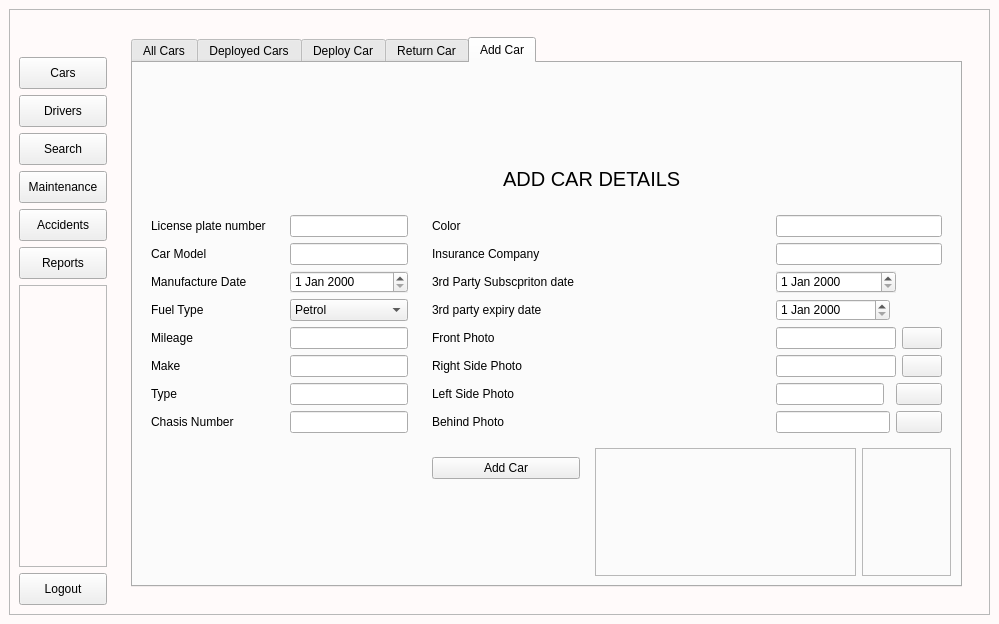
The window that loginui.ui (Aula72/fleetmanagementsystem) describes before a commit, drawn with Qt 5.
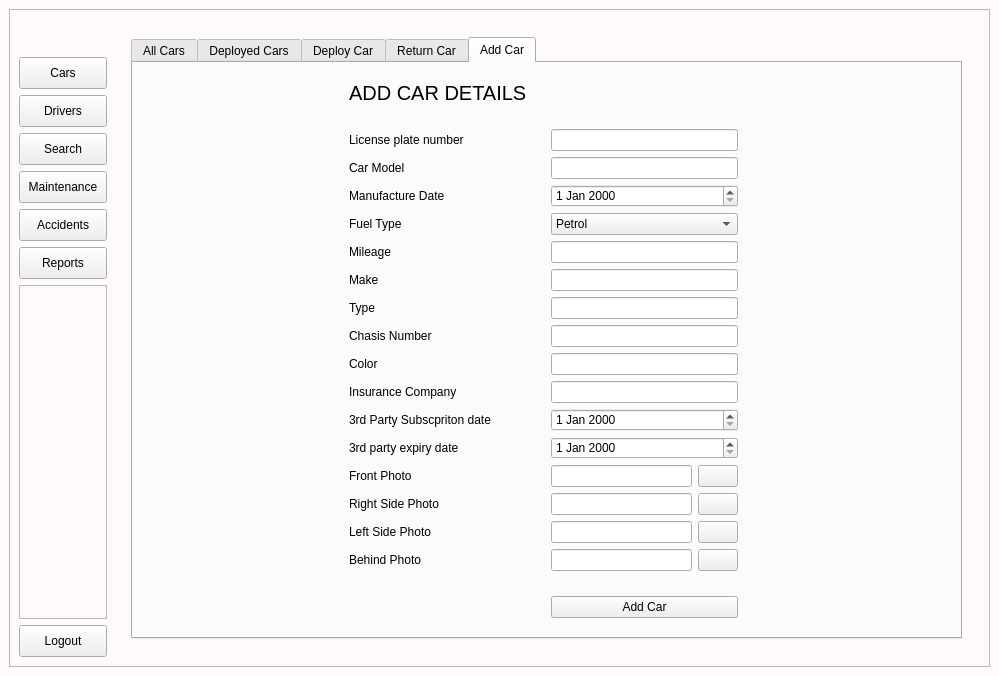
The same window after the commit. The open tabs and pages were chosen to show the change. Icons and pictures are not drawn.

The edit to the form file:
```diff
--- a/loginui.ui
+++ b/loginui.ui
@@ -7,7 +7,7 @@
     <x>0</x>
     <y>0</y>
     <width>999</width>
-    <height>624</height>
+    <height>670</height>
    </rect>
   </property>
   <property name="windowTitle">
@@ -1253,6 +1253,98 @@
                               </property>
                              </spacer>
                             </item>
+                            <item row="0" column="1">
+                             <widget class="QFrame" name="frame_103">
+                              <property name="frameShape">
+                               <enum>QFrame::StyledPanel</enum>
+                              </property>
+                              <property name="frameShadow">
+                               <enum>QFrame::Raised</enum>
+                              </property>
+                              <layout class="QGridLayout" name="gridLayout_91">
+                               <item row="0" column="0">
+                                <widget class="QFrame" name="frame_89">
+                                 <property name="frameShape">
+                                  <enum>QFrame::StyledPanel</enum>
+                                 </property>
+                                 <property name="frameShadow">
+                                  <enum>QFrame::Raised</enum>
+                                 </property>
+                                 <layout class="QGridLayout" name="gridLayout_35">
+                                  <item row="4" column="0">
+                                   <widget class="QLabel" name="label_89">
+                                    <property name="text">
+                                     <string>Return Date</string>
+                                    </property>
+                                   </widget>
+                                  </item>
+                                  <item row="1" column="0">
+                                   <widget class="QLabel" name="label_69">
+                                    <property name="text">
+                                     <string>Drive Number</string>
+                                    </property>
+                                   </widget>
+                                  </item>
+                                  <item row="3" column="0">
+                                   <widget class="QLabel" name="label_71">
+                                    <property name="text">
+                                     <string>Destination</string>
+                                    </property>
+                                   </widget>
+                                  </item>
+                                  <item row="5" column="0">
+                                   <widget class="QLabel" name="label_70">
+                                    <property name="text">
+                                     <string>Fuel Card Number</string>
+                                    </property>
+                                   </widget>
+                                  </item>
+                                  <item row="0" column="0">
+                                   <widget class="QLabel" name="label_74">
+                                    <property name="text">
+                                     <string>License Number</string>
+                                    </property>
+                                   </widget>
+                                  </item>
+                                  <item row="2" column="0">
+                                   <widget class="QLabel" name="label_72">
+                                    <property name="text">
+                                     <string>Origin</string>
+                                    </property>
+                                   </widget>
+                                  </item>
+                                  <item row="6" column="0">
+                                   <widget class="QLabel" name="label_91">
+                                    <property name="text">
+                                     <string>Litres of Fuel</string>
+                                    </property>
+                                   </widget>
+                                  </item>
+                                 </layout>
+                                </widget>
+                               </item>
+                               <item row="10" column="0" alignment="Qt::AlignTop">
+                                <widget class="QFrame" name="frame_57">
+                                 <property name="frameShape">
+                                  <enum>QFrame::StyledPanel</enum>
+                                 </property>
+                                 <property name="frameShadow">
+                                  <enum>QFrame::Raised</enum>
+                                 </property>
+                                 <layout class="QGridLayout" name="gridLayout_37">
+                                  <item row="0" column="0">
+                                   <widget class="QLabel" name="label_75">
+                                    <property name="text">
+                                     <string>Deployment Description</string>
+                                    </property>
+                                   </widget>
+                                  </item>
+                                 </layout>
+                                </widget>
+                               </item>
+                              </layout>
+                             </widget>
+                            </item>
                            </layout>
                           </widget>
                          </item>
@@ -1573,112 +1665,246 @@
                       <string>Add Car</string>
                      </attribute>
                      <layout class="QGridLayout" name="gridLayout_33">
-                      <item row="2" column="3" colspan="2" alignment="Qt::AlignTop">
-                       <widget class="QWidget" name="widget_17" native="true">
-                        <layout class="QGridLayout" name="gridLayout_34">
+                      <item row="1" column="1">
+                       <widget class="QWidget" name="widget_11" native="true">
+                        <layout class="QGridLayout" name="gridLayout_38">
+                         <item row="5" column="0">
+                          <widget class="QLabel" name="label_27">
+                           <property name="text">
+                            <string>Make</string>
+                           </property>
+                          </widget>
+                         </item>
+                         <item row="3" column="0">
+                          <widget class="QLabel" name="label_25">
+                           <property name="text">
+                            <string>Fuel Type</string>
+                           </property>
+                          </widget>
+                         </item>
+                         <item row="2" column="0">
+                          <widget class="QLabel" name="label_24">
+                           <property name="text">
+                            <string>Manufacture Date</string>
+                           </property>
+                          </widget>
+                         </item>
+                         <item row="6" column="0">
+                          <widget class="QLabel" name="label_28">
+                           <property name="text">
+                            <string>Type</string>
+                           </property>
+                          </widget>
+                         </item>
+                         <item row="1" column="0">
+                          <widget class="QLabel" name="label_23">
+                           <property name="text">
+                            <string>Car Model</string>
+                           </property>
+                          </widget>
+                         </item>
                          <item row="0" column="0">
-                          <widget class="QPushButton" name="addcar">
-                           <property name="autoFillBackground">
-                            <bool>true</bool>
+                          <widget class="QLabel" name="label_22">
+                           <property name="text">
+                            <string>License plate number</string>
                            </property>
+                          </widget>
+                         </item>
+                         <item row="4" column="0">
+                          <widget class="QLabel" name="label_26">
                            <property name="text">
-                            <string>Add Car</string>
+                            <string>Mileage</string>
                            </property>
                           </widget>
                          </item>
-                        </layout>
-                       </widget>
-                      </item>
-                      <item row="1" column="3" colspan="3">
-                       <widget class="QWidget" name="widget_13" native="true">
-                        <layout class="QGridLayout" name="gridLayout_35">
-                         <item row="0" column="0" alignment="Qt::AlignVCenter">
+                         <item row="13" column="0">
+                          <widget class="QLabel" name="label_19">
+                           <property name="text">
+                            <string>Right Side Photo</string>
+                           </property>
+                          </widget>
+                         </item>
+                         <item row="15" column="0">
+                          <widget class="QLabel" name="label_21">
+                           <property name="text">
+                            <string>Behind Photo</string>
+                           </property>
+                          </widget>
+                         </item>
+                         <item row="14" column="0">
+                          <widget class="QLabel" name="label_20">
+                           <property name="text">
+                            <string>Left Side Photo</string>
+                           </property>
+                          </widget>
+                         </item>
+                         <item row="7" column="0">
+                          <widget class="QLabel" name="label_29">
+                           <property name="text">
+                            <string>Chasis Number</string>
+                           </property>
+                          </widget>
+                         </item>
+                         <item row="8" column="0">
                           <widget class="QLabel" name="label_15">
                            <property name="text">
                             <string>Color</string>
                            </property>
                           </widget>
                          </item>
-                         <item row="1" column="0" alignment="Qt::AlignVCenter">
-                          <widget class="QLabel" name="InsuranceCompany">
+                         <item row="12" column="0">
+                          <widget class="QLabel" name="label_17">
                            <property name="text">
-                            <string>Insurance Company</string>
+                            <string>Front Photo</string>
                            </property>
                           </widget>
                          </item>
-                         <item row="2" column="0" alignment="Qt::AlignVCenter">
+                         <item row="10" column="0">
                           <widget class="QLabel" name="label_16">
                            <property name="text">
                             <string>3rd Party Subscpriton date</string>
                            </property>
                           </widget>
                          </item>
-                         <item row="3" column="0">
+                         <item row="11" column="0">
                           <widget class="QLabel" name="label_18">
                            <property name="text">
                             <string>3rd party expiry date</string>
                            </property>
                           </widget>
                          </item>
-                         <item row="4" column="0" alignment="Qt::AlignVCenter">
-                          <widget class="QLabel" name="label_17">
+                         <item row="9" column="0">
+                          <widget class="QLabel" name="InsuranceCompany">
                            <property name="text">
-                            <string>Front Photo</string>
+                            <string>Insurance Company</string>
                            </property>
                           </widget>
                          </item>
-                         <item row="5" column="0">
-                          <widget class="QLabel" name="label_19">
-                           <property name="text">
-                            <string>Right Side Photo</string>
+                        </layout>
+                       </widget>
+                      </item>
+                      <item row="2" column="2" colspan="2">
+                       <widget class="QWidget" name="widget_17" native="true">
+                        <layout class="QGridLayout" name="gridLayout_34">
+                         <item row="0" column="0">
+                          <widget class="QPushButton" name="addcar">
+                           <property name="autoFillBackground">
+                            <bool>true</bool>
                            </property>
-                          </widget>
-                         </item>
-                         <item row="6" column="0">
-                          <widget class="QLabel" name="label_20">
                            <property name="text">
-                            <string>Left Side Photo</string>
+                            <string>Add Car</string>
                            </property>
                           </widget>
                          </item>
-                         <item row="7" column="0">
-                          <widget class="QLabel" name="label_21">
-                           <property name="text">
-                            <string>Behind Photo</string>
-                           </property>
-                          </widget>
-                         </item>
                         </layout>
                        </widget>
                       </item>
-                      <item row="0" column="2" colspan="2" alignment="Qt::AlignLeft">
-                       <widget class="QWidget" name="widget_18" native="true"/>
-                      </item>
-                      <item row="1" column="1" colspan="2">
+                      <item row="1" column="2" colspan="2">
                        <widget class="QWidget" name="widget_12" native="true">
                         <layout class="QGridLayout" name="gridLayout_36">
-                         <item row="0" column="0">
+                         <item row="9" column="0" colspan="2">
+                          <widget class="QLineEdit" name="insurancecompany">
+                           <property name="autoFillBackground">
+                            <bool>false</bool>
+                           </property>
+                          </widget>
+                         </item>
+                         <item row="8" column="0" colspan="2">
+                          <widget class="QLineEdit" name="carcolor">
+                           <property name="autoFillBackground">
+                            <bool>false</bool>
+                           </property>
+                          </widget>
+                         </item>
+                         <item row="14" column="1">
+                          <widget class="QPushButton" name="leftimagebutton">
+                           <property name="text">
+                            <string/>
+                           </property>
+                           <property name="icon">
+                            <iconset resource="icons.qrc">
+                             <normaloff>:/icons/icons/files.png</normaloff>:/icons/icons/files.png</iconset>
+                           </property>
+                          </widget>
+                         </item>
+                         <item row="14" column="0">
+                          <widget class="QLineEdit" name="leftimage"/>
+                         </item>
+                         <item row="13" column="1">
+                          <widget class="QPushButton" name="rightimagebutton">
+                           <property name="text">
+                            <string/>
+                           </property>
+                           <property name="icon">
+                            <iconset resource="icons.qrc">
+                             <normaloff>:/icons/icons/files.png</normaloff>:/icons/icons/files.png</iconset>
+                           </property>
+                          </widget>
+                         </item>
+                         <item row="15" column="0">
+                          <widget class="QLineEdit" name="behindimage"/>
+                         </item>
+                         <item row="12" column="1">
+                          <widget class="QPushButton" name="frontimagebutton">
+                           <property name="text">
+                            <string/>
+                           </property>
+                           <property name="icon">
+                            <iconset resource="icons.qrc">
+                             <normaloff>:/icons/icons/files.png</normaloff>:/icons/icons/files.png</iconset>
+                           </property>
+                          </widget>
+                         </item>
+                         <item row="13" column="0">
+                          <widget class="QLineEdit" name="rightimage">
+                           <property name="autoFillBackground">
+                            <bool>false</bool>
+                           </property>
+                          </widget>
+                         </item>
+                         <item row="12" column="0">
+                          <widget class="QLineEdit" name="frontimage">
+                           <property name="autoFillBackground">
+                            <bool>false</bool>
+                           </property>
+                          </widget>
+                         </item>
+                         <item row="11" column="0" colspan="2">
+                          <widget class="QDateEdit" name="expirydate"/>
+                         </item>
+                         <item row="10" column="0" colspan="2">
+                          <widget class="QDateEdit" name="subscriptiondate">
+                           <property name="autoFillBackground">
+                            <bool>true</bool>
+                           </property>
+                          </widget>
+                         </item>
+                         <item row="15" column="1">
+                          <widget class="QPushButton" name="behindimagebutton">
+                           <property name="text">
+                            <string/>
+                           </property>
+                           <property name="icon">
+                            <iconset resource="icons.qrc">
+                             <normaloff>:/icons/icons/files.png</normaloff>:/icons/icons/files.png</iconset>
+                           </property>
+                          </widget>
+                         </item>
+                         <item row="0" column="0" colspan="2">
                           <widget class="QLineEdit" name="licensenumber">
                            <property name="autoFillBackground">
                             <bool>false</bool>
                            </property>
                           </widget>
                          </item>
-                         <item row="1" column="0">
+                         <item row="1" column="0" colspan="2">
                           <widget class="QLineEdit" name="carmodel">
                            <property name="autoFillBackground">
                             <bool>false</bool>
                            </property>
                           </widget>
                          </item>
-                         <item row="2" column="0">
-                          <widget class="QDateEdit" name="manudate">
-                           <property name="autoFillBackground">
-                            <bool>true</bool>
-                           </property>
-                          </widget>
-                         </item>
-                         <item row="3" column="0">
+                         <item row="3" column="0" colspan="2">
                           <widget class="QComboBox" name="fuel_type">
                            <property name="autoFillBackground">
                             <bool>true</bool>
@@ -1695,103 +1921,34 @@
                            </item>
                           </widget>
                          </item>
-                         <item row="4" column="0">
+                         <item row="4" column="0" colspan="2">
                           <widget class="QLineEdit" name="initial_mileage">
                            <property name="autoFillBackground">
                             <bool>false</bool>
                            </property>
                           </widget>
                          </item>
-                         <item row="5" column="0">
+                         <item row="5" column="0" colspan="2">
                           <widget class="QLineEdit" name="carmake">
                            <property name="autoFillBackground">
                             <bool>false</bool>
                            </property>
                           </widget>
                          </item>
-                         <item row="6" column="0">
+                         <item row="6" column="0" colspan="2">
                           <widget class="QLineEdit" name="cartype">
                            <property name="autoFillBackground">
                             <bool>false</bool>
                            </property>
                           </widget>
                          </item>
-                         <item row="7" column="0">
-                          <widget class="QLineEdit" name="chasisnumber"/>
-                         </item>
-                        </layout>
-                       </widget>
-                      </item>
-                      <item row="1" column="7" colspan="2">
-                       <widget class="QWidget" name="widget_14" native="true">
-                        <layout class="QGridLayout" name="gridLayout_37">
-                         <item row="0" column="0" colspan="4">
-                          <widget class="QLineEdit" name="carcolor">
-                           <property name="autoFillBackground">
-                            <bool>false</bool>
-                           </property>
-                          </widget>
-                         </item>
-                         <item row="1" column="0" colspan="4">
-                          <widget class="QLineEdit" name="insurancecompany">
-                           <property name="autoFillBackground">
-                            <bool>false</bool>
-                           </property>
-                          </widget>
-                         </item>
-                         <item row="2" column="0" colspan="3">
-                          <widget class="QDateEdit" name="subscriptiondate">
-                           <property name="autoFillBackground">
-                            <bool>true</bool>
-                           </property>
-                          </widget>
-                         </item>
-                         <item row="3" column="0" colspan="2">
-                          <widget class="QDateEdit" name="expirydate"/>
-                         </item>
-                         <item row="4" column="0" colspan="3">
-                          <widget class="QLineEdit" name="frontimage">
-                           <property name="autoFillBackground">
-                            <bool>false</bool>
-                           </property>
-                          </widget>
-                         </item>
-                         <item row="4" column="3">
-                          <widget class="QPushButton" name="frontimagebutton">
-                           <property name="text">
-                            <string/>
-                           </property>
-                           <property name="icon">
-                            <iconset resource="icons.qrc">
-                             <normaloff>:/icons/icons/files.png</normaloff>:/icons/icons/files.png</iconset>
-                           </property>
-                          </widget>
-                         </item>
-                         <item row="5" column="0" colspan="3">
-                          <widget class="QLineEdit" name="rightimage">
-                           <property name="autoFillBackground">
-                            <bool>false</bool>
-                           </property>
-                          </widget>
-                         </item>
-                         <item row="5" column="3">
-                          <widget class="QPushButton" name="rightimagebutton">
-                           <property name="text">
-                            <string/>
-                           </property>
-                           <property name="icon">
-                            <iconset resource="icons.qrc">
-                             <normaloff>:/icons/icons/files.png</normaloff>:/icons/icons/files.png</iconset>
-                           </property>
-                          </widget>
-                         </item>
                          <item row="7" column="0" colspan="2">
-                          <widget class="QLineEdit" name="behindimage"/>
+                          <widget class="QLineEdit" name="chasisnumber"/>
                          </item>
-                         <item row="7" column="2" colspan="2">
-                          <widget class="QPushButton" name="behindimagebutton">
-                           <property name="text">
-                            <string/>
+                         <item row="2" column="0" colspan="2">
+                          <widget class="QDateEdit" name="manudate">
+                           <property name="autoFillBackground">
+                            <bool>true</bool>
                            </property>
                            <property name="icon">
                             <iconset resource="icons.qrc">
@@ -1799,24 +1956,10 @@
                            </property>
                           </widget>
                          </item>
-                         <item row="6" column="2" colspan="2">
-                          <widget class="QPushButton" name="leftimagebutton">
-                           <property name="text">
-                            <string/>
-                           </property>
-                           <property name="icon">
-                            <iconset resource="icons.qrc">
-                             <normaloff>:/icons/icons/files.png</normaloff>:/icons/icons/files.png</iconset>
-                           </property>
-                          </widget>
-                         </item>
-                         <item row="6" column="0">
-                          <widget class="QLineEdit" name="leftimage"/>
-                         </item>
                         </layout>
                        </widget>
                       </item>
-                      <item row="2" column="8">
+                      <item row="2" column="7">
                        <widget class="QFrame" name="frame_56">
                         <property name="frameShape">
                          <enum>QFrame::StyledPanel</enum>
@@ -1826,88 +1969,7 @@
                         </property>
                        </widget>
                       </item>
-                      <item row="2" column="5" colspan="3">
-                       <widget class="QFrame" name="frame_57">
-                        <property name="frameShape">
-                         <enum>QFrame::StyledPanel</enum>
-                        </property>
-                        <property name="frameShadow">
-                         <enum>QFrame::Raised</enum>
-                        </property>
-                       </widget>
-                      </item>
-                      <item row="2" column="0" colspan="2">
-                       <widget class="QWidget" name="widget_15" native="true"/>
-                      </item>
-                      <item row="1" column="0">
-                       <widget class="QWidget" name="widget_11" native="true">
-                        <layout class="QGridLayout" name="gridLayout_38">
-                         <item row="0" column="0">
-                          <widget class="QLabel" name="label_22">
-                           <property name="text">
-                            <string>License plate number</string>
-                           </property>
-                          </widget>
-                         </item>
-                         <item row="1" column="0">
-                          <widget class="QLabel" name="label_23">
-                           <property name="text">
-                            <string>Car Model</string>
-                           </property>
-                          </widget>
-                         </item>
-                         <item row="2" column="0">
-                          <widget class="QLabel" name="label_24">
-                           <property name="text">
-                            <string>Manufacture Date</string>
-                           </property>
-                          </widget>
-                         </item>
-                         <item row="3" column="0">
-                          <widget class="QLabel" name="label_25">
-                           <property name="text">
-                            <string>Fuel Type</string>
-                           </property>
-                          </widget>
-                         </item>
-                         <item row="4" column="0">
-                          <widget class="QLabel" name="label_26">
-                           <property name="text">
-                            <string>Mileage</string>
-                           </property>
-                          </widget>
-                         </item>
-                         <item row="5" column="0">
-                          <widget class="QLabel" name="label_27">
-                           <property name="text">
-                            <string>Make</string>
-                           </property>
-                          </widget>
-                         </item>
-                         <item row="6" column="0">
-                          <widget class="QLabel" name="label_28">
-                           <property name="text">
-                            <string>Type</string>
-                           </property>
-                          </widget>
-                         </item>
-                         <item row="7" column="0">
-                          <widget class="QLabel" name="label_29">
-                           <property name="text">
-                            <string>Chasis Number</string>
-                           </property>
-                          </widget>
-                         </item>
-                        </layout>
-                       </widget>
-                      </item>
-                      <item row="0" column="7" colspan="2">
-                       <widget class="QWidget" name="widget_20" native="true"/>
-                      </item>
-                      <item row="2" column="2">
-                       <widget class="QWidget" name="widget_16" native="true"/>
-                      </item>
-                      <item row="0" column="4" colspan="2">
+                      <item row="0" column="1">
                        <widget class="QWidget" name="widget_19" native="true">
                         <layout class="QGridLayout" name="gridLayout_39">
                          <item row="0" column="0" alignment="Qt::AlignBottom">
@@ -1923,8 +1985,57 @@
                         </layout>
                        </widget>
                       </item>
-                      <item row="0" column="6">
-                       <widget class="QWidget" name="widget_21" native="true"/>
+                      <item row="1" column="4">
+                       <spacer name="horizontalSpacer_13">
+                        <property name="orientation">
+                         <enum>Qt::Horizontal</enum>
+                        </property>
+                        <property name="sizeHint" stdset="0">
+                         <size>
+                          <width>40</width>
+                          <height>20</height>
+                         </size>
+                        </property>
+                       </spacer>
+                      </item>
+                      <item row="1" column="0">
+                       <spacer name="horizontalSpacer_14">
+                        <property name="orientation">
+                         <enum>Qt::Horizontal</enum>
+                        </property>
+                        <property name="sizeHint" stdset="0">
+                         <size>
+                          <width>40</width>
+                          <height>20</height>
+                         </size>
+                        </property>
+                       </spacer>
+                      </item>
+                      <item row="0" column="0">
+                       <spacer name="horizontalSpacer_15">
+                        <property name="orientation">
+                         <enum>Qt::Horizontal</enum>
+                        </property>
+                        <property name="sizeHint" stdset="0">
+                         <size>
+                          <width>40</width>
+                          <height>20</height>
+                         </size>
+                        </property>
+                       </spacer>
+                      </item>
+                      <item row="0" column="2">
+                       <spacer name="horizontalSpacer_16">
+                        <property name="orientation">
+                         <enum>Qt::Horizontal</enum>
+                        </property>
+                        <property name="sizeHint" stdset="0">
+                         <size>
+                          <width>40</width>
+                          <height>20</height>
+                         </size>
+                        </property>
+                       </spacer>
                       </item>
                      </layout>
                     </widget>
```
Left out of the diff: 691 changed lines with no effect on the pictures.
